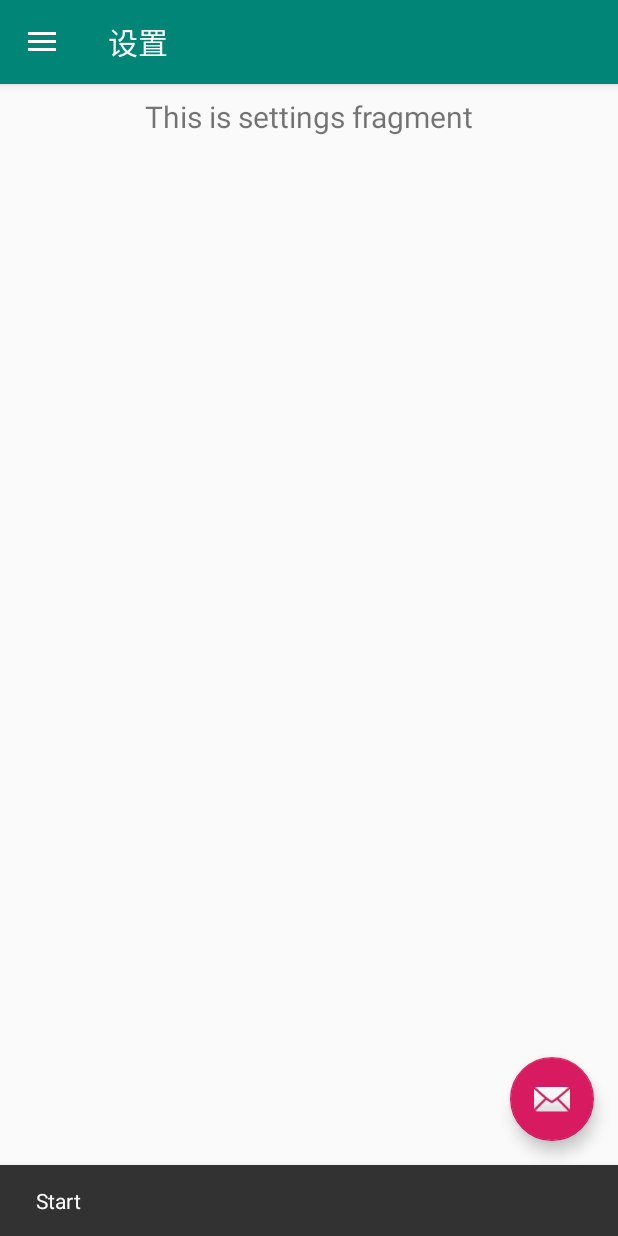
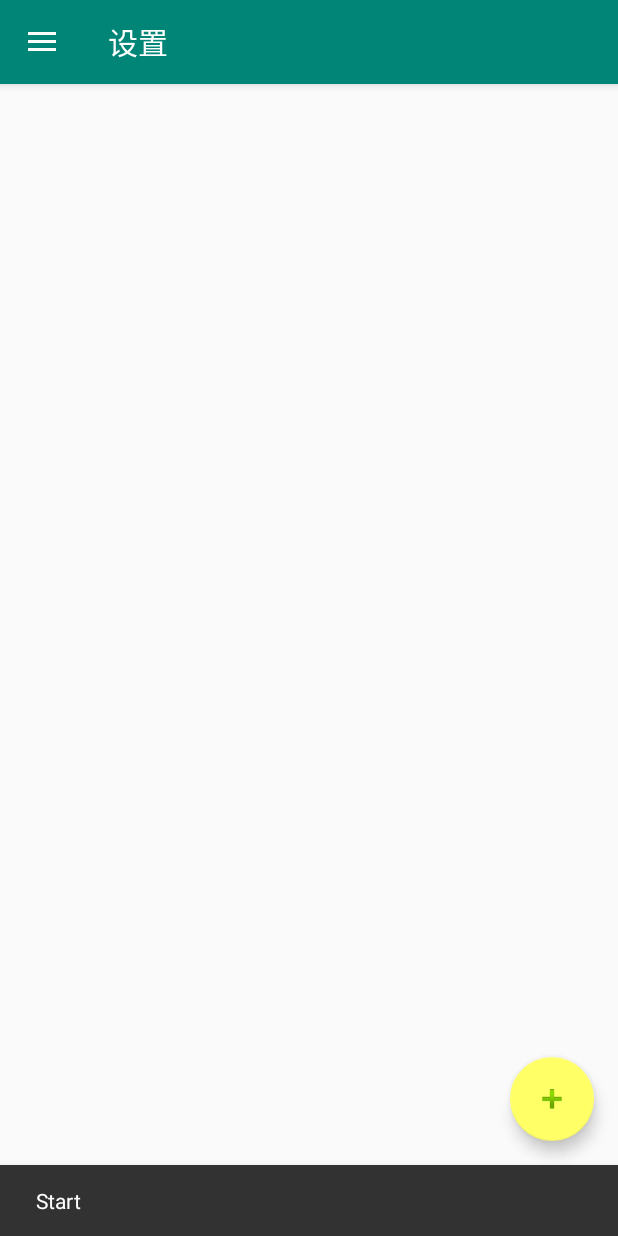
Before and after one commit to YTMartian/Graphic-and-Image, an Android app: the SettingsFragment screen opened through its navigation route, after a tap on an icon or button, on a phone screen of 412 x 824 dp. Run offline under Robolectric (Android 15) with nearby library versions, the phone set to English and light mode, and no system bars; our stand-ins replace navigation-ui.

Commit message:
modify fragment

```diff
--- a/app/src/main/java/com/example/carlicense/ui/home/HomeFragment.java
+++ b/app/src/main/java/com/example/carlicense/ui/home/HomeFragment.java
@@ -4,29 +4,15 @@ import android.os.Bundle;
 import android.view.LayoutInflater;
 import android.view.View;
 import android.view.ViewGroup;
-import android.widget.TextView;
-import androidx.annotation.Nullable;
 import androidx.annotation.NonNull;
 import androidx.fragment.app.Fragment;
-import androidx.lifecycle.Observer;
-import androidx.lifecycle.ViewModelProviders;
 import com.example.carlicense.R;
 
 public class HomeFragment extends Fragment {
 
-    private HomeViewModel homeViewModel;
 
     public View onCreateView(@NonNull LayoutInflater inflater,
                              ViewGroup container, Bundle savedInstanceState) {
-        homeViewModel = ViewModelProviders.of(this).get(HomeViewModel.class);
-        View root = inflater.inflate(R.layout.fragment_home, container, false);
-        final TextView textView = root.findViewById(R.id.text_home);
-        homeViewModel.getText().observe(this, new Observer<String>() {
-            @Override
-            public void onChanged(@Nullable String s) {
-                textView.setText(s);
-            }
-        });
-        return root;
+        return inflater.inflate(R.layout.fragment_home, container, false);
     }
 }
--- a/app/src/main/java/com/example/carlicense/ui/home/HomeViewModel.java
+++ /dev/null
@@ -1,19 +0,0 @@
-package com.example.carlicense.ui.home;
-
-import androidx.lifecycle.LiveData;
-import androidx.lifecycle.MutableLiveData;
-import androidx.lifecycle.ViewModel;
-
-public class HomeViewModel extends ViewModel {
-
-    private MutableLiveData<String> mText;
-
-    public HomeViewModel() {
-        mText = new MutableLiveData<>();
-        mText.setValue("This is home fragment");
-    }
-
-    public LiveData<String> getText() {
-        return mText;
-    }
-}
--- a/app/src/main/java/com/example/carlicense/ui/settings/SettingsFragment.java
+++ b/app/src/main/java/com/example/carlicense/ui/settings/SettingsFragment.java
@@ -4,30 +4,15 @@ import android.os.Bundle;
 import android.view.LayoutInflater;
 import android.view.View;
 import android.view.ViewGroup;
-import android.widget.TextView;
-import androidx.annotation.Nullable;
 import androidx.annotation.NonNull;
 import androidx.fragment.app.Fragment;
-import androidx.lifecycle.Observer;
-import androidx.lifecycle.ViewModelProviders;
 import com.example.carlicense.R;
 
 public class SettingsFragment extends Fragment {
 
-    private SettingsViewModel settingsViewModel;
 
     public View onCreateView(@NonNull LayoutInflater inflater,
                              ViewGroup container, Bundle savedInstanceState) {
-        settingsViewModel =
-                ViewModelProviders.of(this).get(SettingsViewModel.class);
-        View root = inflater.inflate(R.layout.fragment_settings, container, false);
-        final TextView textView = root.findViewById(R.id.text_tools);
-        settingsViewModel.getText().observe(this, new Observer<String>() {
-            @Override
-            public void onChanged(@Nullable String s) {
-                textView.setText(s);
-            }
-        });
-        return root;
+        return inflater.inflate(R.layout.fragment_settings, container, false);
     }
 }
--- a/app/src/main/java/com/example/carlicense/ui/settings/SettingsViewModel.java
+++ /dev/null
@@ -1,19 +0,0 @@
-package com.example.carlicense.ui.settings;
-
-import androidx.lifecycle.LiveData;
-import androidx.lifecycle.MutableLiveData;
-import androidx.lifecycle.ViewModel;
-
-public class SettingsViewModel extends ViewModel {
-
-    private MutableLiveData<String> mText;
-
-    public SettingsViewModel() {
-        mText = new MutableLiveData<>();
-        mText.setValue("This is settings fragment");
-    }
-
-    public LiveData<String> getText() {
-        return mText;
-    }
-}
--- a/app/src/main/res/layout/app_bar_main.xml
+++ b/app/src/main/res/layout/app_bar_main.xml
@@ -28,6 +28,7 @@
             android:layout_height="wrap_content"
             android:layout_gravity="bottom|end"
             android:layout_margin="@dimen/fab_margin"
-            app:srcCompat="@android:drawable/ic_dialog_email" />
+            app:backgroundTint="#ffffff66"
+            app:srcCompat="@android:drawable/ic_input_add" />
 
 </androidx.coordinatorlayout.widget.CoordinatorLayout>
```
Also changed, not shown: app/src/main/java/com/example/carlicense/ui/about/AboutFragment.java (+1 -16 lines), app/src/main/java/com/example/carlicense/ui/about/AboutViewModel.java (deleted, +0 -19 lines).
